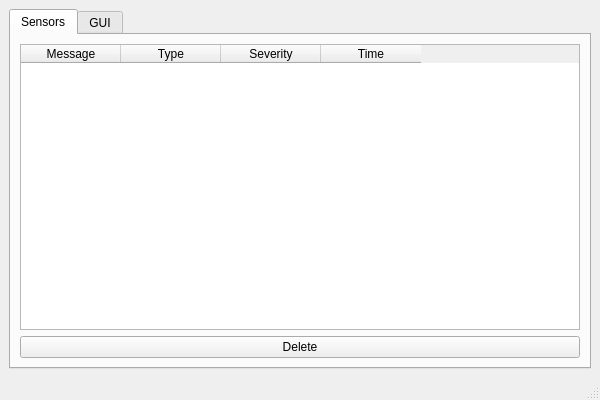
The window that src/designer/window_eventlog.ui (marsinstituteSC/MissionControl) describes before a commit, drawn with Qt 5.
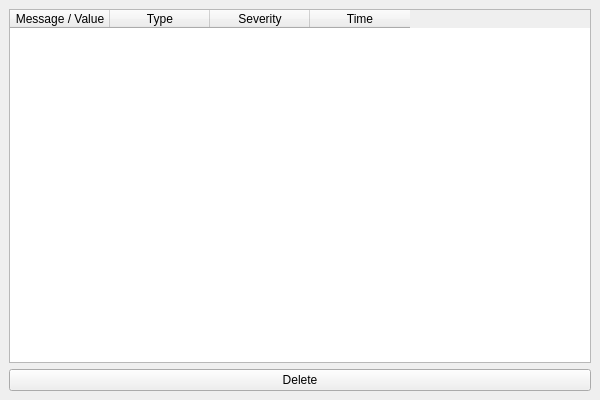
The same window after the commit.

The edit to the form file:
```diff
--- a/src/designer/window_eventlog.ui
+++ b/src/designer/window_eventlog.ui
@@ -21,16 +21,13 @@
   </property>
   <widget class="QWidget" name="centralwidget">
    <layout class="QGridLayout" name="gridLayout_2">
-    <item row="0" column="0">
-     <widget class="QTabWidget" name="tabCategories">
-      <property name="currentIndex">
-       <number>0</number>
+    <item row="1" column="0">
+     <widget class="QPushButton" name="deleteSensorBtn">
+      <property name="text">
+       <string>Delete</string>
       </property>
-      <widget class="QWidget" name="tabSensors">
-       <attribute name="title">
-        <string>Sensors</string>
-       </attribute>
-       <layout class="QGridLayout" name="gridLayout">
+     </widget>
+    </item>
         <item row="0" column="0">
          <widget class="QTableWidget" name="sensorTable">
           <property name="editTriggers">
@@ -56,7 +53,7 @@
           </attribute>
           <column>
            <property name="text">
-            <string>Message</string>
+        <string>Message / Value</string>
            </property>
           </column>
           <column>
@@ -76,35 +73,8 @@
           </column>
          </widget>
         </item>
-        <item row="1" column="0">
-         <widget class="QPushButton" name="deleteSensorBtn">
-          <property name="text">
-           <string>Delete</string>
-          </property>
-         </widget>
-        </item>
-       </layout>
-      </widget>
-      <widget class="QWidget" name="tabGui">
-       <attribute name="title">
-        <string>GUI</string>
-       </attribute>
-      </widget>
-     </widget>
-    </item>
-   </layout>
-  </widget>
-  <widget class="QMenuBar" name="menubar">
-   <property name="geometry">
-    <rect>
-     <x>0</x>
-     <y>0</y>
-     <width>600</width>
-     <height>21</height>
-    </rect>
-   </property>
-  </widget>
-  <widget class="QStatusBar" name="statusbar"/>
+   </layout>
+  </widget>
  </widget>
  <resources/>
  <connections/>
```
Lines whose indentation alone changed are shown as unchanged.
